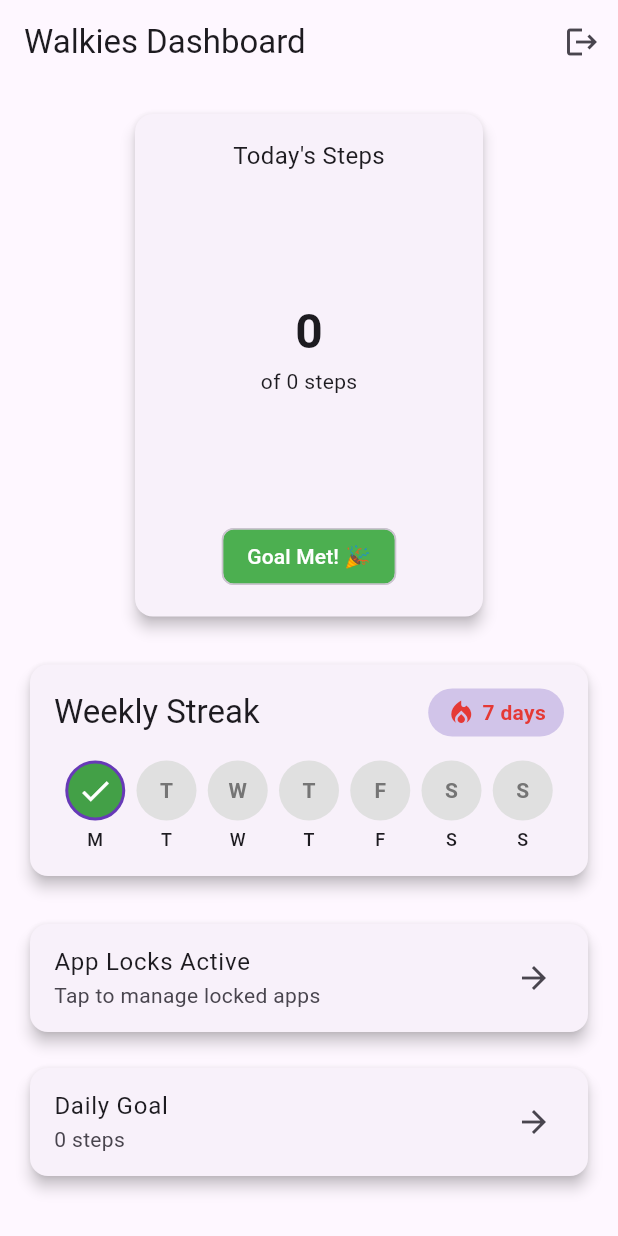
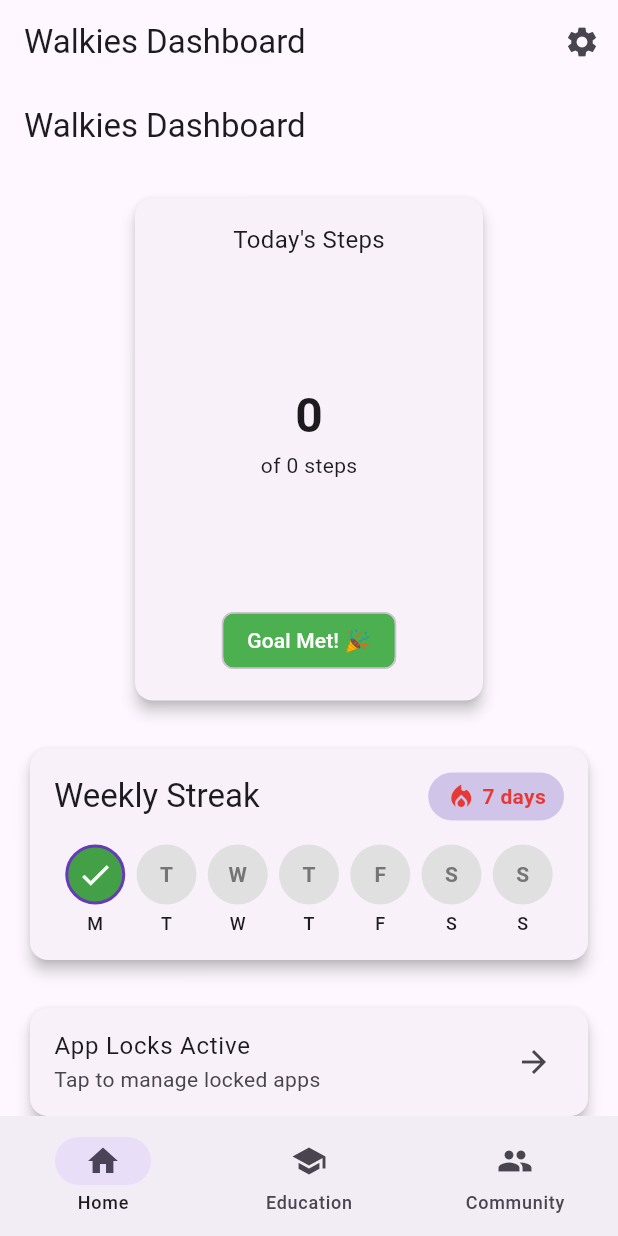
Before and after one commit to jamienoble/BGP, a Flutter app: the screen it shows once a user with an empty profile is signed in, on a phone screen of 412 x 824 dp. Run offline on Flutter 3.47's test engine with Material 3 defaults, Android fonts, the phone set to English and light mode, and no system bars; our stand-ins replace connectivity_plus, firebase_messaging, flutter_local_notifications, pedometer, permission_handler, shared_preferences and 1 more; missing offline and left inert: device_apps; accounts and stored records are empty; network calls fail.

Commit message:
+ some changes

```diff
--- a/walkies/lib/main.dart
+++ b/walkies/lib/main.dart
@@ -5,6 +5,9 @@ import 'package:walkies/services/supabase_service.dart';
 import 'package:walkies/services/step_tracking_service.dart';
 import 'package:walkies/screens/login_screen.dart';
 import 'package:walkies/screens/dashboard_screen.dart';
+import 'package:walkies/screens/settings_screen.dart';
+import 'package:walkies/screens/education_screen.dart';
+import 'package:walkies/screens/community_screen.dart';
 
 Future<void> main() async {
   WidgetsFlutterBinding.ensureInitialized();
@@ -38,7 +41,7 @@ class MyApp extends StatelessWidget {
         home: const _AuthWrapper(),
         routes: {
           '/login': (_) => const LoginScreen(),
-          '/dashboard': (_) => const DashboardScreen(),
+          '/app_locks': (_) => const AppLockSettingsScreen(),
         },
       ),
     );
@@ -62,7 +65,7 @@ class _AuthWrapper extends StatelessWidget {
         }
 
         if (snapshot.hasData && snapshot.data?.session != null) {
-          return const DashboardScreen();
+          return const MainTabNavigator();
         }
 
         return const LoginScreen();
@@ -70,3 +73,71 @@ class _AuthWrapper extends StatelessWidget {
     );
   }
 }
+
+class MainTabNavigator extends StatefulWidget {
+  const MainTabNavigator({Key? key}) : super(key: key);
+
+  @override
+  State<MainTabNavigator> createState() => _MainTabNavigatorState();
+}
+
+class _MainTabNavigatorState extends State<MainTabNavigator> {
+  int _currentIndex = 0;
+
+  final List<Widget> _screens = [
+    const DashboardScreen(),
+    const EducationScreen(),
+    const CommunityScreen(),
+  ];
+
+  final List<String> _titles = [
+    'Walkies Dashboard',
+    'Education',
+    'Community',
+  ];
+
+  @override
+  Widget build(BuildContext context) {
+    return Scaffold(
+      appBar: AppBar(
+        title: Text(_titles[_currentIndex]),
+        actions: [
+          if (_currentIndex == 0)
+            IconButton(
+              icon: const Icon(Icons.settings),
+              onPressed: () {
+                Navigator.of(context).push(
+                  MaterialPageRoute(
+                    builder: (context) => const SettingsScreen(),
+                  ),
+                );
+              },
+            ),
+        ],
+      ),
+      body: _screens[_currentIndex],
+      bottomNavigationBar: NavigationBar(
+        selectedIndex: _currentIndex,
+        onDestinationSelected: (int index) {
+          setState(() {
+            _currentIndex = index;
+          });
+        },
+        destinations: const [
+          NavigationDestination(
+            icon: Icon(Icons.home),
+            label: 'Home',
+          ),
+          NavigationDestination(
+            icon: Icon(Icons.school),
+            label: 'Education',
+          ),
+          NavigationDestination(
+            icon: Icon(Icons.people),
+            label: 'Community',
+          ),
+        ],
+      ),
+    );
+  }
+}
--- a/walkies/lib/screens/dashboard_screen.dart
+++ b/walkies/lib/screens/dashboard_screen.dart
@@ -8,7 +8,6 @@ import 'package:walkies/services/supabase_service.dart';
 import 'package:walkies/services/permissions_service.dart';
 import 'package:walkies/services/notification_service.dart';
 import 'package:walkies/services/app_locker_service.dart';
-import 'package:walkies/screens/goal_management_screen.dart';
 import 'package:walkies/screens/app_lock_settings_screen.dart';
 import 'package:walkies/widgets/weekly_streak_widget.dart';
 import 'package:walkies/constants/app_constants.dart';
@@ -269,19 +268,6 @@ class _DashboardScreenState extends State<DashboardScreen>
     }
   }
 
-  Future<void> _signOut() async {
-    try {
-      await _supabaseService.signOut();
-      if (mounted) {
-        Navigator.of(context).pushReplacementNamed('/login');
-      }
-    } catch (e) {
-      ScaffoldMessenger.of(
-        context,
-      ).showSnackBar(SnackBar(content: Text('Error: $e')));
-    }
-  }
-
   @override
   Widget build(BuildContext context) {
     if (_isLoading) {
@@ -295,9 +281,6 @@ class _DashboardScreenState extends State<DashboardScreen>
     return Scaffold(
       appBar: AppBar(
         title: const Text('Walkies Dashboard'),
-        actions: [
-          IconButton(icon: const Icon(Icons.logout), onPressed: _signOut),
-        ],
       ),
       body: SingleChildScrollView(
         padding: const EdgeInsets.all(16.0),
@@ -440,24 +423,7 @@ class _DashboardScreenState extends State<DashboardScreen>
             ),
             const SizedBox(height: 16),
 
-            // Goal Management
-            Card(
-              elevation: 4,
-              child: ListTile(
-                title: const Text('Daily Goal'),
-                subtitle: Text('${goalSteps} steps'),
-                trailing: const Icon(Icons.arrow_forward),
-                onTap: () {
-                  Navigator.of(context)
-                      .push(
-                        MaterialPageRoute(
-                          builder: (context) => const GoalManagementScreen(),
-                        ),
-                      )
-                      .then((_) => _loadData());
-                },
-              ),
-            ),
+            // Goal Management - moved to settings
           ],
         ),
       ),
```
Also changed, not shown: walkies/lib/screens/app_lock_settings_screen.dart (+2 -39 lines), walkies/lib/screens/community_screen.dart (added, +20 -0 lines), walkies/lib/screens/education_screen.dart (added, +20 -0 lines), walkies/lib/screens/settings_screen.dart (added, +94 -0 lines).
